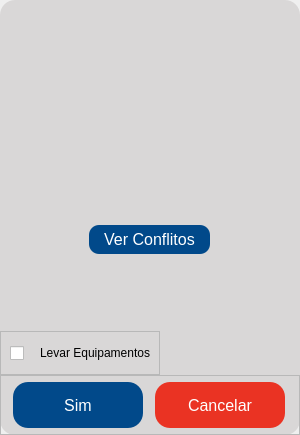
The window that App/view/ui/telaConfirmacao.ui (Senac-SOR-ADS/Mapa-de-Sala) describes before a commit, drawn with Qt 5.
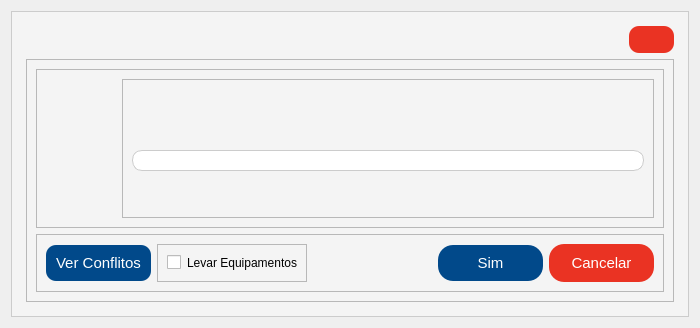
The same window after the commit. Icons and pictures are not drawn.

Commit message:
Nova tela de confirmação
Feito nova tela de confirmação com novo layout, icones e estilização

What changed in the file:
```diff
--- a/App/view/ui/telaConfirmacao.ui
+++ b/App/view/ui/telaConfirmacao.ui
@@ -6,8 +6,8 @@
    <rect>
     <x>0</x>
     <y>0</y>
-    <width>300</width>
-    <height>435</height>
+    <width>700</width>
+    <height>324</height>
    </rect>
   </property>
   <property name="windowTitle">
@@ -15,15 +15,18 @@
   </property>
   <property name="styleSheet">
    <string notr="true">#fundo {
-	background-color: #d9d7d7;
-border-radius: 15px;
+    background-color: #f4f4f4;
+    border: 1px solid #ccc;
+    padding: 5px;
+  
 }
 
 #btnCancelar {
-	background-color: #ea3323;
-border: none;
-border-radius: 15px;
-color: #ffffff;
+    background-color: #ea3323;
+    border: none;
+    border-radius: 15px;
+    color: #ffffff;
+    padding: 10px 20px;
 }
 
 #btnCancelar:hover {
@@ -31,76 +34,138 @@
 }
 
 #btnOk {
-	background-color: #01498a;
-border: none;
-border-radius: 15px;
-color: #ffffff;
+    background-color: #01498a;
+    border: none;
+    border-radius: 15px;
+    color: #ffffff;
+    padding: 10px 20px;
+}
+
+#btnOk:hover {
+    background-color: #f6921e;
 }
 
 #btnAbrirConflitos {
-	background-color: #01498a;
-border: none;
-border-radius: 10px;
-color: #ffffff;
+    background-color: #01498a;
+    border: none;
+    border-radius: 10px;
+    color: #ffffff;
+    padding: 8px 8px;
 }
 
 #btnOk:hover, #btnAbrirConflitos:hover {
     background-color: #f6921e;
 }
 
-#btnFechar:hover {
-	background-color: #FF0000;
-	icon: url(&quot;App/view/ui/icones/iconCloseBranco.png&quot;);
-}
-
 #btnFechar {
-	border: none;
-	background-color: transparent;
-	border-radius: 12px;
+    background-color: #ea3323;
+    border-radius: 10px;
+    color: #ffffff;
+    padding: 8px 16px;
+}
+
+#btnFechar:hover {
+    background-color: #d62f20;
 }
 
 #aviso {
-	padding:0 13px 0 13px ;
+    padding: 10px 20px;
+    background-color: #ffffff;
+    border-radius: 10px;
+    color: #333333;
+    line-height: 1.5;
+    border: 1px solid #ccc;
+    margin-bottom: 20px;
 }
 
+#aviso strong {
+    color: #ea3323;
+}
+
+QLineEdit, QPlainTextEdit {
+    background-color: #ffffff;
+    border: 1px solid #ccc;
+    border-radius: 10px;
+    padding: 10px;
+}
+
+QLineEdit:focus, QPlainTextEdit:focus {
+    border-color: #01498a;
+}
+
+QPushButton {
+    border-radius: 15px;
+    color: #ffffff;
+    padding: 10px 20px;
+}
+
+QPushButton:hover {
+    background-color: #f6921e;
+}
+
+QPushButton#btnCancelar {
+    background-color: #ea3323;
+}
+
+QPushButton#btnOk {
+    background-color: #01498a;
+}
+
+QPushButton#btnAbrirConflitos {
+    background-color: #01498a;
+}
+
+QPushButton#btnFechar {
+    background-color: #ea3323;
+}
+
+QPushButton#btnCancelar:hover {
+    background-color: #d62f20;
+}
+
+QPushButton#btnOk:hover {
+    background-color: #f6921e;
+}
+
+QPushButton#btnAbrirConflitos:hover {
+    background-color: #f6921e;
+}
+
+QPushButton#btnFechar:hover {
+    background-color: #d62f20;
+}
 </string>
   </property>
   <layout class="QVBoxLayout" name="verticalLayout">
-   <property name="spacing">
-    <number>0</number>
-   </property>
-   <property name="leftMargin">
-    <number>0</number>
-   </property>
-   <property name="topMargin">
-    <number>0</number>
-   </property>
-   <property name="rightMargin">
-    <number>0</number>
-   </property>
-   <property name="bottomMargin">
-    <number>0</number>
-   </property>
    <item>
-    <widget class="QWidget" name="fundo" native="true">
+    <widget class="QFrame" name="fundo">
+     <property name="frameShape">
+      <enum>QFrame::StyledPanel</enum>
+     </property>
+     <property name="frameShadow">
+      <enum>QFrame::Raised</enum>
+     </property>
      <layout class="QVBoxLayout" name="verticalLayout_2">
-      <property name="spacing">
-       <number>0</number>
-      </property>
-      <property name="leftMargin">
-       <number>0</number>
-      </property>
-      <property name="topMargin">
-       <number>0</number>
-      </property>
-      <property name="rightMargin">
-       <number>0</number>
-      </property>
-      <property name="bottomMargin">
-       <number>0</number>
-      </property>
       <item alignment="Qt::AlignRight">
        <widget class="QPushButton" name="btnFechar">
+        <property name="sizePolicy">
+         <sizepolicy hsizetype="Fixed" vsizetype="Fixed">
+          <horstretch>0</horstretch>
+          <verstretch>0</verstretch>
+         </sizepolicy>
+        </property>
+        <property name="minimumSize">
+         <size>
+          <width>45</width>
+          <height>27</height>
+         </size>
+        </property>
+        <property name="maximumSize">
+         <size>
+          <width>45</width>
+          <height>27</height>
+         </size>
+        </property>
         <property name="cursor">
          <cursorShape>PointingHandCursor</cursorShape>
         </property>
@@ -113,18 +178,54 @@
         </property>
         <property name="iconSize">
          <size>
-          <width>30</width>
-          <height>30</height>
+          <width>24</width>
+          <height>24</height>
          </size>
         </property>
        </widget>
       </item>
-      <item alignment="Qt::AlignHCenter|Qt::AlignVCenter">
-       <widget class="QLabel" name="label">
+      <item>
+       <widget class="QFrame" name="frame_2">
+        <property name="frameShape">
+         <enum>QFrame::StyledPanel</enum>
+        </property>
+        <property name="frameShadow">
+         <enum>QFrame::Raised</enum>
+        </property>
+        <layout class="QVBoxLayout" name="verticalLayout_5">
+         <item>
+          <widget class="QFrame" name="frame_5">
+           <property name="sizePolicy">
+            <sizepolicy hsizetype="Preferred" vsizetype="Fixed">
+             <horstretch>0</horstretch>
+             <verstretch>0</verstretch>
+            </sizepolicy>
+           </property>
         <property name="minimumSize">
          <size>
-          <width>150</width>
-          <height>150</height>
+             <width>0</width>
+             <height>159</height>
+            </size>
+           </property>
+           <property name="frameShape">
+            <enum>QFrame::StyledPanel</enum>
+           </property>
+           <property name="frameShadow">
+            <enum>QFrame::Raised</enum>
+           </property>
+           <layout class="QHBoxLayout" name="horizontalLayout_6">
+            <item alignment="Qt::AlignVCenter">
+             <widget class="QLabel" name="label_4">
+              <property name="minimumSize">
+               <size>
+                <width>70</width>
+                <height>65</height>
+               </size>
+              </property>
+              <property name="maximumSize">
+               <size>
+                <width>70</width>
+                <height>65</height>
          </size>
         </property>
         <property name="text">
@@ -136,52 +237,92 @@
         <property name="scaledContents">
          <bool>true</bool>
         </property>
-       </widget>
-      </item>
-      <item alignment="Qt::AlignHCenter|Qt::AlignVCenter">
+              <property name="alignment">
+               <set>Qt::AlignCenter</set>
+              </property>
+             </widget>
+            </item>
+            <item>
+             <widget class="QFrame" name="frame_7">
+              <property name="frameShape">
+               <enum>QFrame::StyledPanel</enum>
+              </property>
+              <property name="frameShadow">
+               <enum>QFrame::Raised</enum>
+              </property>
+              <layout class="QVBoxLayout" name="verticalLayout_6">
+               <item>
        <widget class="QLabel" name="titulo">
-        <property name="minimumSize">
-         <size>
-          <width>300</width>
-          <height>0</height>
-         </size>
-        </property>
         <property name="maximumSize">
          <size>
-          <width>300</width>
-          <height>16777215</height>
+                   <width>16777215</width>
+                   <height>25</height>
          </size>
         </property>
         <property name="font">
          <font>
-          <pointsize>14</pointsize>
+                   <pointsize>12</pointsize>
          </font>
         </property>
         <property name="text">
          <string/>
         </property>
-        <property name="scaledContents">
-         <bool>false</bool>
-        </property>
-        <property name="alignment">
-         <set>Qt::AlignCenter</set>
-        </property>
-        <property name="wordWrap">
-         <bool>true</bool>
+                </widget>
+               </item>
+               <item>
+                <widget class="QLabel" name="aviso">
+                 <property name="maximumSize">
+                  <size>
+                   <width>16777215</width>
+                   <height>41</height>
+                  </size>
+                 </property>
+                 <property name="font">
+                  <font/>
+                 </property>
+                 <property name="text">
+                  <string/>
         </property>
        </widget>
       </item>
-      <item alignment="Qt::AlignHCenter">
+              </layout>
+             </widget>
+            </item>
+           </layout>
+          </widget>
+         </item>
+         <item>
+          <widget class="QFrame" name="frame_3">
+           <property name="sizePolicy">
+            <sizepolicy hsizetype="Expanding" vsizetype="Fixed">
+             <horstretch>0</horstretch>
+             <verstretch>0</verstretch>
+            </sizepolicy>
+           </property>
+           <property name="frameShape">
+            <enum>QFrame::StyledPanel</enum>
+           </property>
+           <property name="frameShadow">
+            <enum>QFrame::Raised</enum>
+           </property>
+           <layout class="QHBoxLayout" name="horizontalLayout_4">
+            <item>
        <widget class="QPushButton" name="btnAbrirConflitos">
         <property name="minimumSize">
          <size>
-          <width>121</width>
-          <height>29</height>
+                <width>105</width>
+                <height>36</height>
+               </size>
+              </property>
+              <property name="maximumSize">
+               <size>
+                <width>105</width>
+                <height>36</height>
          </size>
         </property>
         <property name="font">
          <font>
-          <pointsize>12</pointsize>
+                <pointsize>11</pointsize>
          </font>
         </property>
         <property name="cursor">
@@ -192,50 +333,14 @@
         </property>
        </widget>
       </item>
-      <item alignment="Qt::AlignHCenter|Qt::AlignVCenter">
-       <widget class="QLabel" name="aviso">
-        <property name="minimumSize">
-         <size>
-          <width>300</width>
-          <height>0</height>
-         </size>
-        </property>
-        <property name="maximumSize">
-         <size>
-          <width>300</width>
-          <height>16777215</height>
-         </size>
-        </property>
-        <property name="font">
-         <font>
-          <pointsize>10</pointsize>
-         </font>
-        </property>
-        <property name="layoutDirection">
-         <enum>Qt::LeftToRight</enum>
-        </property>
-        <property name="frameShape">
-         <enum>QFrame::NoFrame</enum>
-        </property>
-        <property name="lineWidth">
-         <number>1</number>
-        </property>
-        <property name="text">
-         <string/>
-        </property>
-        <property name="textFormat">
-         <enum>Qt::AutoText</enum>
-        </property>
-        <property name="alignment">
-         <set>Qt::AlignCenter</set>
-        </property>
-        <property name="wordWrap">
-         <bool>true</bool>
-        </property>
-       </widget>
-      </item>
-      <item alignment="Qt::AlignLeft|Qt::AlignBottom">
+            <item>
        <widget class="QFrame" name="containerEquipamentos">
+              <property name="sizePolicy">
+               <sizepolicy hsizetype="Expanding" vsizetype="Preferred">
+                <horstretch>0</horstretch>
+                <verstretch>0</verstretch>
+               </sizepolicy>
+              </property>
         <property name="frameShape">
          <enum>QFrame::StyledPanel</enum>
         </property>
@@ -245,50 +350,19 @@
         <layout class="QHBoxLayout" name="horizontalLayout_2">
          <item>
           <widget class="QCheckBox" name="checkBoxEquipamentos">
-           <property name="enabled">
-            <bool>true</bool>
-           </property>
-           <property name="minimumSize">
-            <size>
-             <width>24</width>
-             <height>24</height>
-            </size>
-           </property>
-           <property name="font">
-            <font>
-             <pointsize>12</pointsize>
-            </font>
-           </property>
-           <property name="cursor">
-            <cursorShape>PointingHandCursor</cursorShape>
+                 <property name="sizePolicy">
+                  <sizepolicy hsizetype="Fixed" vsizetype="Fixed">
+                   <horstretch>0</horstretch>
+                   <verstretch>0</verstretch>
+                  </sizepolicy>
            </property>
            <property name="text">
             <string/>
            </property>
-           <property name="iconSize">
-            <size>
-             <width>16</width>
-             <height>16</height>
-            </size>
-           </property>
-           <property name="checked">
-            <bool>false</bool>
-           </property>
-           <property name="autoRepeat">
-            <bool>false</bool>
-           </property>
-           <property name="autoExclusive">
-            <bool>false</bool>
-           </property>
           </widget>
          </item>
          <item>
-          <widget class="QLabel" name="label_2">
-           <property name="font">
-            <font>
-             <pointsize>9</pointsize>
-            </font>
-           </property>
+                <widget class="QLabel" name="label_3">
            <property name="text">
             <string>Levar Equipamentos</string>
            </property>
@@ -298,46 +372,35 @@
        </widget>
       </item>
       <item>
-       <widget class="QFrame" name="frame">
-        <property name="frameShape">
-         <enum>QFrame::StyledPanel</enum>
-        </property>
-        <property name="frameShadow">
-         <enum>QFrame::Raised</enum>
-        </property>
-        <layout class="QHBoxLayout" name="horizontalLayout">
-         <property name="spacing">
-          <number>0</number>
-         </property>
-         <property name="leftMargin">
-          <number>0</number>
-         </property>
-         <property name="topMargin">
-          <number>0</number>
-         </property>
-         <property name="rightMargin">
-          <number>0</number>
-         </property>
-         <property name="bottomMargin">
-          <number>0</number>
-         </property>
+             <spacer name="horizontalSpacer_2">
+              <property name="orientation">
+               <enum>Qt::Horizontal</enum>
+              </property>
+              <property name="sizeHint" stdset="0">
+               <size>
+                <width>40</width>
+                <height>20</height>
+               </size>
+              </property>
+             </spacer>
+            </item>
          <item>
           <widget class="QPushButton" name="btnOk">
            <property name="minimumSize">
             <size>
-             <width>130</width>
-             <height>46</height>
+                <width>105</width>
+                <height>36</height>
             </size>
            </property>
            <property name="maximumSize">
             <size>
-             <width>130</width>
-             <height>46</height>
+                <width>105</width>
+                <height>36</height>
             </size>
            </property>
            <property name="font">
             <font>
-             <pointsize>12</pointsize>
+                <pointsize>11</pointsize>
             </font>
            </property>
            <property name="cursor">
@@ -352,19 +415,13 @@
           <widget class="QPushButton" name="btnCancelar">
            <property name="minimumSize">
             <size>
-             <width>130</width>
-             <height>46</height>
-            </size>
-           </property>
-           <property name="maximumSize">
-            <size>
-             <width>130</width>
-             <height>46</height>
+                <width>105</width>
+                <height>36</height>
             </size>
            </property>
            <property name="font">
             <font>
-             <pointsize>12</pointsize>
+                <pointsize>11</pointsize>
             </font>
            </property>
            <property name="cursor">
@@ -383,12 +440,9 @@
    </item>
   </layout>
  </widget>
- <tabstops>
-  <tabstop>checkBoxEquipamentos</tabstop>
-  <tabstop>btnOk</tabstop>
-  <tabstop>btnCancelar</tabstop>
-  <tabstop>btnFechar</tabstop>
- </tabstops>
+   </item>
+  </layout>
+ </widget>
  <resources/>
  <connections/>
 </ui>
```
Left out of the diff: 8 changed lines with no effect on the pictures. Lines whose indentation alone changed are shown as unchanged. The commit also changes 1 other file.
